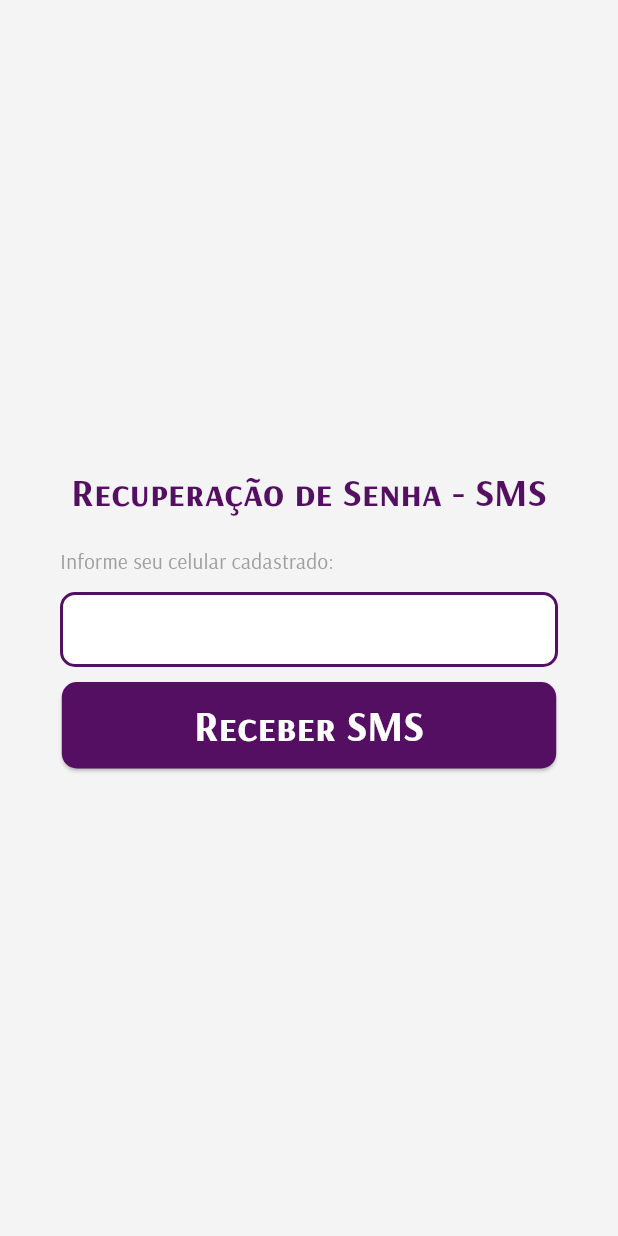
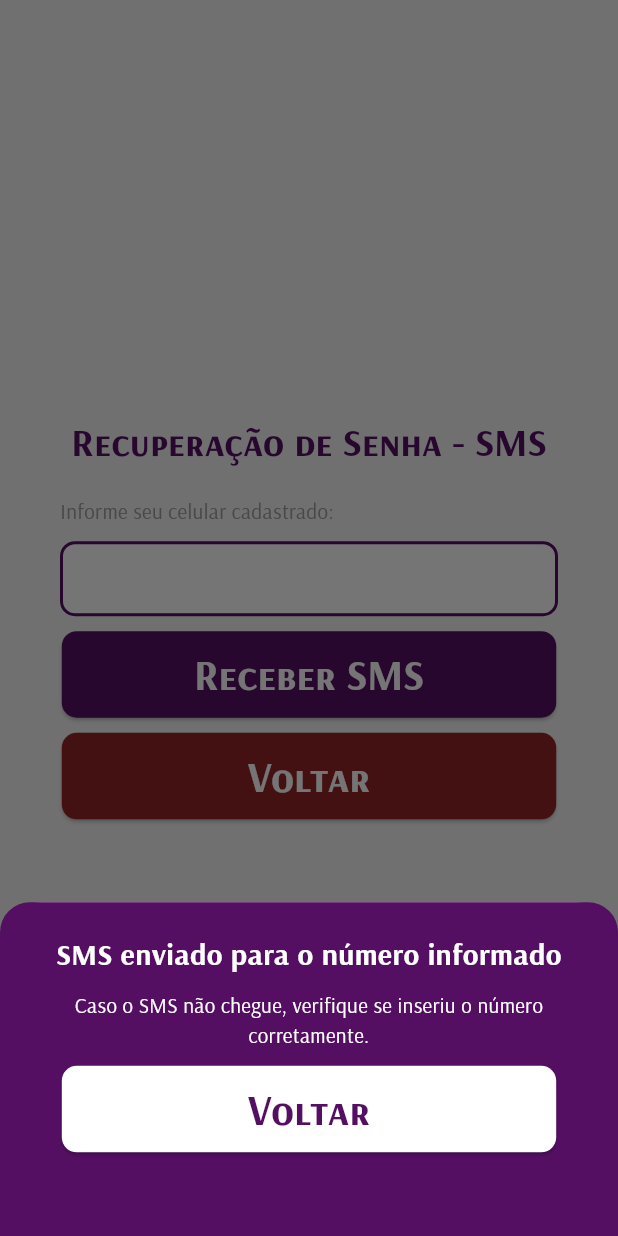
Before and after one commit to PietroBlackDev/Projeto-Estaciona-Facil, a Flutter app: the ReceberSms screen opened directly, after a tap on "Receber SMS", on a phone screen of 412 x 824 dp. Run offline on Flutter 3.47's test engine with Material 3 defaults, Android fonts, the phone set to English and light mode, and no system bars; our stand-ins replace lottie.

Commit message:
Finalizado Fluxo Recuperação de senha
- Criação do modal e botões.
- Adicionado botão para fluxo na página inicial.

```diff
--- a/lib/pages/Fluxo_Manu/receber_email.dart
+++ b/lib/pages/Fluxo_Manu/receber_email.dart
@@ -1,3 +1,6 @@
+import 'package:estaciona_facil/components/input.dart';
+import 'package:estaciona_facil/pages/Fluxo_Manu/widgets/botao_voltar.dart';
+import 'package:estaciona_facil/pages/Fluxo_Manu/widgets/modal_recupera.dart';
 import 'package:flutter/material.dart';
 
 class ReceberEmail extends StatefulWidget {
@@ -10,6 +13,29 @@ class ReceberEmail extends StatefulWidget {
 class _ReceberEmailState extends State<ReceberEmail> {
   @override
   Widget build(BuildContext context) {
-    return const Placeholder();
+    return Scaffold(
+      body: Center(
+        child: Padding(
+          padding: const EdgeInsets.all(40),
+          child: Column(
+            spacing: 20,
+            mainAxisAlignment: MainAxisAlignment.center,
+            crossAxisAlignment: CrossAxisAlignment.center,
+            children: [
+              Text('Recuperação de Senha - Email', style: Theme.of(context).textTheme.titleLarge,),
+              Column(
+                spacing: 10,
+                children: [
+                  Input(visibilidade: false, label: 'Informe seu email cadastrado:'),
+                  BotaoModal(textoBotao: 'Receber EMAIL', titulo: 'Email enviado para o endereço informado', texto: 'Caso o Email não chegue, verifique se inseriu o endereço corretamente.', textoBotaoModal: 'Voltar',),
+                  BotaoVoltar(texto: 'Voltar')
+                  // inserir botão de cancelar
+                ],
+              ),
+            ],
+          ),
+        ),
+      ),
+    );
   }
 }
--- a/lib/pages/Fluxo_Manu/receber_sms.dart
+++ b/lib/pages/Fluxo_Manu/receber_sms.dart
@@ -1,5 +1,6 @@
-import 'package:estaciona_facil/components/botao_basico.dart';
 import 'package:estaciona_facil/components/input.dart';
+import 'package:estaciona_facil/pages/Fluxo_Manu/widgets/botao_voltar.dart';
+import 'package:estaciona_facil/pages/Fluxo_Manu/widgets/modal_recupera.dart';
 import 'package:flutter/material.dart';
 
 class ReceberSms extends StatefulWidget {
@@ -26,7 +27,8 @@ class _ReceberSmsState extends State<ReceberSms> {
                 spacing: 10,
                 children: [
                   Input(visibilidade: false, label: 'Informe seu celular cadastrado:'),
-                  BotaoBasico(texto: 'Receber SMS', pagina: ReceberSms()),
+                  BotaoModal(textoBotao: 'Receber SMS', titulo: 'SMS enviado para o número informado', texto: 'Caso o SMS não chegue, verifique se inseriu o número corretamente.', textoBotaoModal: 'Voltar',),
+                  BotaoVoltar(texto: 'Voltar')
                   // inserir botão de cancelar
                 ],
               ),
--- a/lib/pages/Fluxo_Manu/recuperar_senha.dart
+++ b/lib/pages/Fluxo_Manu/recuperar_senha.dart
@@ -1,6 +1,7 @@
 import 'package:estaciona_facil/components/botao_basico.dart';
 import 'package:estaciona_facil/pages/Fluxo_Manu/receber_email.dart';
 import 'package:estaciona_facil/pages/Fluxo_Manu/receber_sms.dart';
+import 'package:estaciona_facil/pages/Fluxo_Manu/widgets/botao_voltar.dart';
 import 'package:flutter/material.dart';
 
 class RecuperarSenha extends StatefulWidget {
@@ -31,6 +32,7 @@ class _RecuperarSenhaState extends State<RecuperarSenha> {
                     child: Text('Escolha como deseja recuperar sua senha:', style: Theme.of(context).textTheme.bodyMedium,)),
                   BotaoBasico(texto: 'Receber SMS', pagina: ReceberSms()),
                   BotaoBasico(texto: 'Receber E-MAIL', pagina: ReceberEmail()),
+                  BotaoVoltar(texto: 'Cancelar')
                   // inserir botão de cancelar
                 ],
               ),
--- /dev/null
+++ b/lib/pages/Fluxo_Manu/widgets/botao_voltar.dart
@@ -0,0 +1,24 @@
+import 'package:flutter/material.dart';
+
+class BotaoVoltar extends StatelessWidget {
+  const BotaoVoltar({super.key, required this.texto});
+
+  final String texto;
+
+  @override
+  Widget build(BuildContext context) {
+    return SizedBox(
+      width: MediaQuery.of(context).size.width * 0.8,
+      height: MediaQuery.of(context).size.height * 0.07,
+      child: ElevatedButton(
+        onPressed: () {
+          Navigator.pop(context);
+        },
+        style: ButtonStyle(
+          backgroundColor: WidgetStatePropertyAll(Color(0xff932426))
+        ),
+        child: Text(texto),
+      ),
+    );
+  }
+}
--- /dev/null
+++ b/lib/pages/Fluxo_Manu/widgets/modal_recupera.dart
@@ -0,0 +1,87 @@
+import 'package:flutter/material.dart';
+
+class BotaoModal extends StatelessWidget {
+  const BotaoModal({
+    super.key,
+    required this.textoBotao,
+    required this.titulo,
+    required this.texto,
+    required this.textoBotaoModal,
+  });
+
+  final String textoBotao;
+  final String titulo;
+  final String texto;
+  final String textoBotaoModal;
+
+  @override
+  Widget build(BuildContext context) {
+    return SizedBox(
+      width: MediaQuery.of(context).size.width * 0.8,
+      height: MediaQuery.of(context).size.height * 0.07,
+      child: ElevatedButton(
+        onPressed: () {
+          showModalBottomSheet(
+            context: context,
+            builder: (_) {
+              return Container(
+                padding: EdgeInsets.all(20),
+                width: double.infinity,
+                height: MediaQuery.of(context).size.height * 0.27,
+                decoration: BoxDecoration(
+                  color: Theme.of(context).colorScheme.onPrimary,
+                  borderRadius: BorderRadius.only(
+                    topLeft: Radius.circular(20),
+                    topRight: Radius.circular(20),
+                  ),
+                ),
+                child: Column(
+                  spacing: 10,
+                  children: [
+                    Text(
+                      titulo,
+                      textAlign: TextAlign.center,
+                      style: TextStyle(
+                        color: Theme.of(context).colorScheme.primary,
+                        fontSize: 20,
+                        fontWeight: FontWeight.bold,
+                      ),
+                    ),
+                    Text(
+                      texto,
+                      textAlign: TextAlign.center,
+                      style: TextStyle(
+                        color: Theme.of(context).colorScheme.primary,
+                      ),
+                    ),
+                    SizedBox(
+                      width: MediaQuery.of(context).size.width * 0.8,
+                      height: MediaQuery.of(context).size.height * 0.07,
+                      child: ElevatedButton(
+                        onPressed: () {
+                          Navigator.pop(context);
+                        },
+                        style: ButtonStyle(
+                          backgroundColor: WidgetStatePropertyAll(
+                            Color(0xffFFFFFF),
+                          ),
+                        ),
+                        child: Text(
+                          textoBotaoModal,
+                          style: TextStyle(
+                            color: Theme.of(context).colorScheme.onPrimary,
+                          ),
+                        ),
+                      ),
+                    ),
+                  ],
+                ),
+              );
+            },
+          );
+        },
+        child: Text(textoBotao),
+      ),
+    );
+  }
+}
--- a/lib/pages/my_home_page.dart
+++ b/lib/pages/my_home_page.dart
@@ -2,6 +2,7 @@ import 'package:estaciona_facil/components/botao_basico.dart';
 import 'package:estaciona_facil/components/botao_basico_pop.dart';
 import 'package:estaciona_facil/components/input.dart';
 import 'package:estaciona_facil/components/widget_label.dart';
+import 'package:estaciona_facil/pages/Fluxo_Manu/recuperar_senha.dart';
 import 'package:estaciona_facil/pages/Fluxo_Pietro/minha_conta_um.dart';
 import 'package:estaciona_facil/pages/paginaum.dart';
 import 'package:flutter/material.dart';
@@ -40,6 +41,7 @@ class _MyHomePageState extends State<MyHomePage> {
               Text('Corpo', style: Theme.of(context).textTheme.bodyMedium),
               Input(visibilidade: false, label: 'Nome'),
               WidgetLabel(texto: 'Minha Conta'),
+              BotaoBasico(texto: 'Recuperar Senha',pagina: RecuperarSenha(),),
             ],
           ),
         ),
```
Also changed, not shown: 1 other file.
